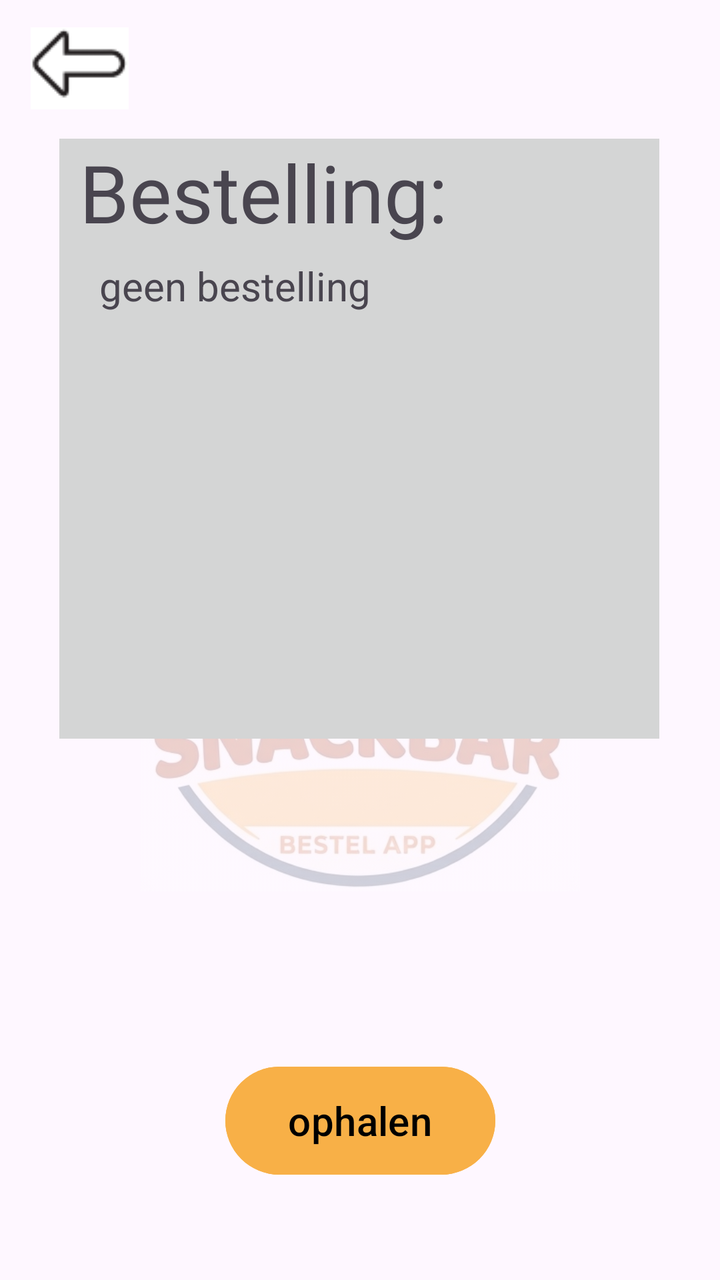
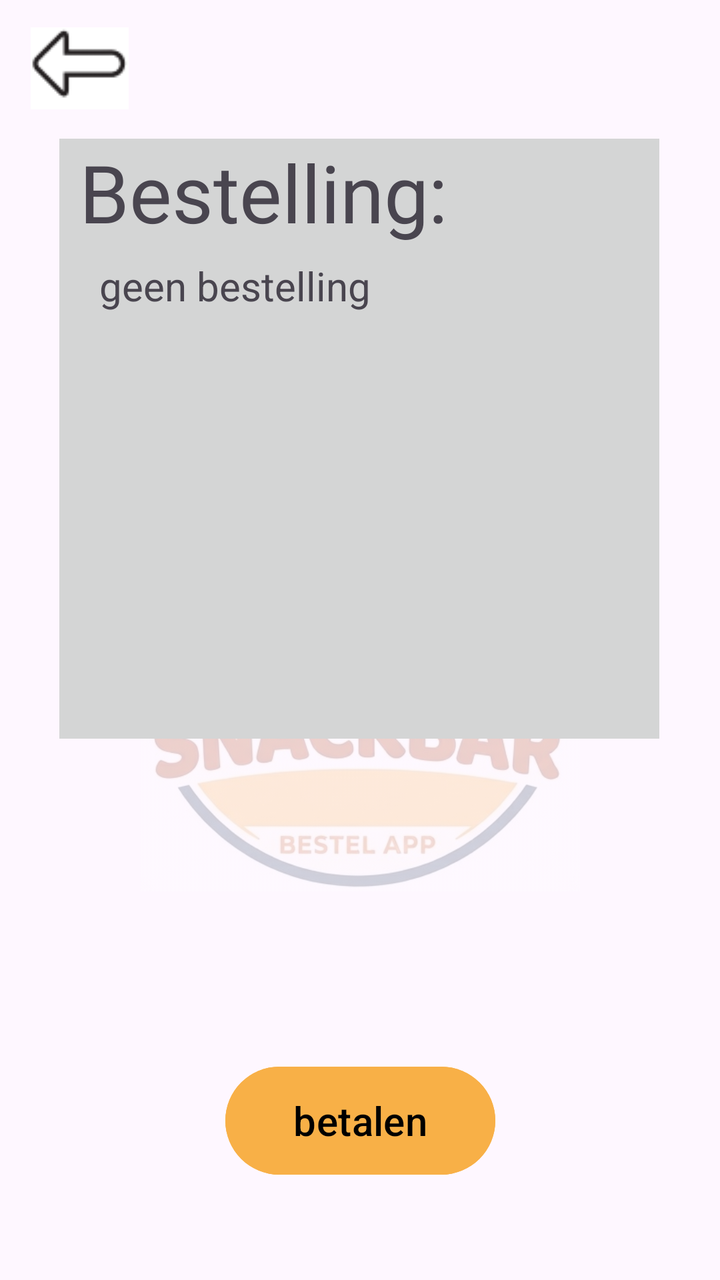

Before-and-after screenshots of an Android layout around one commit, followed by the original layout XML and the change that was made.
<!-- AndroidManifest.xml: application theme Theme.Snackbarapp -->
<!-- res/layout/activity_main4.xml -->
<?xml version="1.0" encoding="utf-8"?>
<androidx.constraintlayout.widget.ConstraintLayout xmlns:android="http://schemas.android.com/apk/res/android"
    xmlns:app="http://schemas.android.com/apk/res-auto"
    xmlns:tools="http://schemas.android.com/tools"
    android:id="@+id/main"
    android:layout_width="match_parent"
    android:layout_height="match_parent"
    tools:context=".MainActivity4">

    <ImageButton
        android:id="@+id/imageButton8"
        android:layout_width="52dp"
        android:layout_height="41dp"
        app:layout_constraintBottom_toBottomOf="parent"
        app:layout_constraintEnd_toEndOf="parent"
        app:layout_constraintHorizontal_bias="0.044"
        app:layout_constraintStart_toStartOf="parent"
        app:layout_constraintTop_toTopOf="parent"
        app:layout_constraintVertical_bias="0.023"
        app:srcCompat="@drawable/schermafbeelding_2026_10_07_144319" />

    <Button
        android:id="@+id/button4"
        android:layout_width="135dp"
        android:layout_height="62dp"
        android:layout_marginTop="160dp"
        android:backgroundTint="#F8B047"
        android:backgroundTintMode="add"
        android:text="ophalen"
        android:textColor="@color/black"
        android:textSize="20sp"
        app:layout_constraintEnd_toEndOf="parent"
        app:layout_constraintStart_toStartOf="parent"
        app:layout_constraintTop_toBottomOf="@+id/frameLayout" />

    <ImageView
        android:id="@+id/imageView4"
        android:layout_width="251dp"
        android:layout_height="251dp"
        android:alpha="0.2"
        app:layout_constraintBottom_toBottomOf="parent"
        app:layout_constraintEnd_toEndOf="parent"
        app:layout_constraintStart_toStartOf="parent"
        app:layout_constraintTop_toTopOf="parent"
        app:srcCompat="@drawable/gemini_generated_image_ejfwjuejfwjuejfw" />

    <FrameLayout
        android:id="@+id/frameLayout"
        android:layout_width="300dp"
        android:layout_height="300dp"
        android:background="#D4D5D5"
        app:layout_constraintBottom_toBottomOf="parent"
        app:layout_constraintEnd_toEndOf="parent"
        app:layout_constraintHorizontal_bias="0.495"
        app:layout_constraintStart_toStartOf="parent"
        app:layout_constraintTop_toTopOf="parent"
        app:layout_constraintVertical_bias="0.204">

        <TextView
            android:id="@+id/textView7"
            android:layout_width="match_parent"
            android:layout_height="wrap_content"
            android:text=" Bestelling:"
            android:textSize="40sp" />

        <TextView
            android:id="@+id/textView12"
            android:layout_width="281dp"
            android:layout_height="224dp"
            android:layout_marginLeft="20dp"
            android:layout_marginTop="60dp"
            android:text="geen bestelling"
            android:textSize="20sp" />

    </FrameLayout>

</androidx.constraintlayout.widget.ConstraintLayout>
<!-- resources referenced by this layout -->
<resources>
  <color name="black">#FF000000</color>
  <!-- drawable gemini_generated_image_ejfwjuejfwjuejfw: jpg bitmap (drawable, 88419 bytes) -->
  <!-- drawable schermafbeelding_2026_10_07_144319: png bitmap (drawable, 1345 bytes) -->
  <style name="Theme.Snackbarapp" parent="Base.Theme.Snackbarapp" />
  <style name="Base.Theme.Snackbarapp" parent="Theme.Material3.DayNight.NoActionBar">
          
          
      </style>
</resources>

<!-- the commit's change to res/layout/activity_main4.xml (unified diff, before → after) -->
@@ -26,7 +26,7 @@
         android:layout_marginTop="160dp"
         android:backgroundTint="#F8B047"
         android:backgroundTintMode="add"
-        android:text="ophalen"
+        android:text="betalen"
         android:textColor="@color/black"
         android:textSize="20sp"
         app:layout_constraintEnd_toEndOf="parent"
